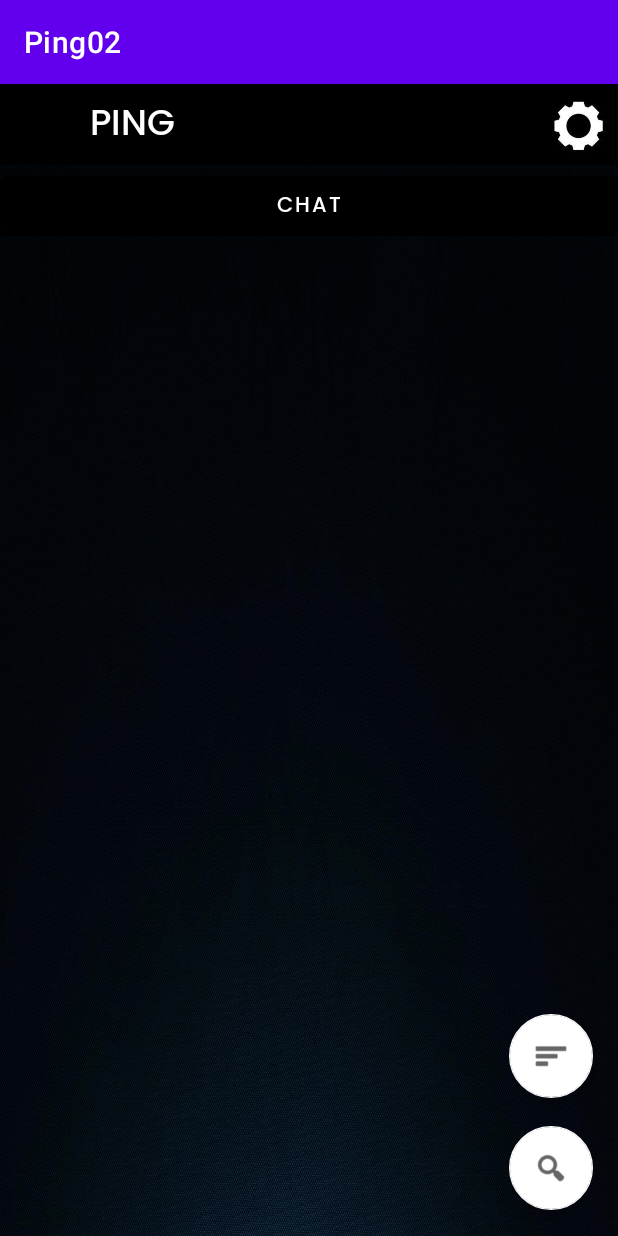
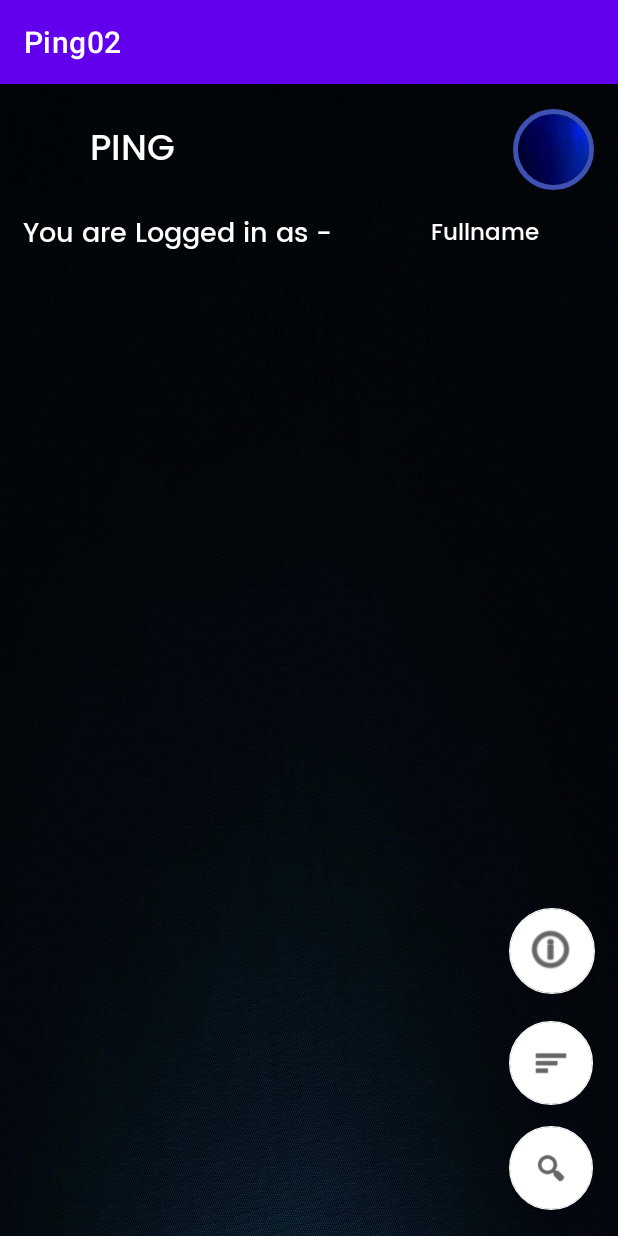
Before and after one commit to dheeraj-github24/PING, an Android app: the mainpage screen opened directly, with no data from a screen before it, on a phone screen of 412 x 824 dp. Run offline under Robolectric (Android 15) with nearby library versions, the phone set to English and light mode, and no system bars; our stand-ins replace CircleImageView, Firebase (no records; nobody signed in at launch, a user with empty details on screens opened directly); 2 statements that could not run were skipped.

Commit message:
profilepic and fullname added with chatdrawer

```diff
--- a/app/src/main/res/layout/activity_mainpage.xml
+++ b/app/src/main/res/layout/activity_mainpage.xml
@@ -7,11 +7,12 @@
     tools:context=".mainpage"
     android:background="@drawable/mainpage_bgbgbgbg">
 
+
     <TextView
         android:id="@+id/textView10"
         android:layout_width="412dp"
         android:layout_height="54dp"
-        android:background="#000000"
+        android:background="#00000000"
         android:fontFamily="@font/poppins_medium"
         android:gravity="center_vertical"
         android:paddingLeft="60dp"
@@ -20,25 +21,10 @@
         android:textSize="24sp"
         app:layout_constraintBottom_toBottomOf="parent"
         app:layout_constraintEnd_toEndOf="parent"
-        app:layout_constraintHorizontal_bias="0.0"
+        app:layout_constraintHorizontal_bias="1.0"
         app:layout_constraintStart_toStartOf="parent"
         app:layout_constraintTop_toTopOf="parent"
-        app:layout_constraintVertical_bias="0.0" />
-
-    <Button
-        android:id="@+id/chat"
-        android:layout_width="411dp"
-        android:layout_height="52dp"
-        android:fontFamily="@font/poppins_medium"
-        android:text="CHAT"
-        app:backgroundTint="#000000"
-        app:layout_constraintBottom_toBottomOf="parent"
-        app:layout_constraintEnd_toEndOf="parent"
-        app:layout_constraintHorizontal_bias="0.0"
-        app:layout_constraintStart_toStartOf="parent"
-        app:layout_constraintTop_toTopOf="@+id/textView10"
-        app:layout_constraintVertical_bias="0.077" />
-
+        app:layout_constraintVertical_bias="0.023" />
 
     <com.google.android.material.floatingactionbutton.FloatingActionButton
         android:id="@+id/floatingActionButton"
@@ -51,7 +37,7 @@
         app:layout_constraintHorizontal_bias="0.954"
         app:layout_constraintStart_toStartOf="parent"
         app:layout_constraintTop_toTopOf="@+id/textView10"
-        app:layout_constraintVertical_bias="0.976"
+        app:layout_constraintVertical_bias="0.975"
         app:srcCompat="@android:drawable/ic_menu_search" />
 
     <com.google.android.material.floatingactionbutton.FloatingActionButton
@@ -65,20 +51,83 @@
         app:layout_constraintHorizontal_bias="0.954"
         app:layout_constraintStart_toStartOf="parent"
         app:layout_constraintTop_toTopOf="@+id/textView10"
-        app:layout_constraintVertical_bias="0.871"
+        app:layout_constraintVertical_bias="0.874"
         app:srcCompat="@android:drawable/ic_menu_sort_by_size" />
 
-    <ImageView
-        android:id="@+id/settings"
-        android:layout_width="54dp"
+    <TextView
+        android:id="@+id/usernameautologin"
+        android:layout_width="177dp"
         android:layout_height="53dp"
+        android:fontFamily="@font/poppins_medium"
+        android:gravity="center"
+        android:text="Fullname"
+        android:textColor="#FFFFFF"
+        android:textSize="15sp"
         app:layout_constraintBottom_toBottomOf="parent"
         app:layout_constraintEnd_toEndOf="parent"
         app:layout_constraintHorizontal_bias="1.0"
         app:layout_constraintStart_toStartOf="parent"
         app:layout_constraintTop_toTopOf="parent"
-        app:layout_constraintVertical_bias="0.0"
-        app:srcCompat="@drawable/settings_icon" />
+        app:layout_constraintVertical_bias="0.103" />
 
+    <de.hdodenhof.circleimageview.CircleImageView
+        android:id="@+id/profilepicturechatdrawer"
+        android:layout_width="54dp"
+        android:layout_height="54dp"
+        android:src="@drawable/blue_bg"
+        app:civ_border_color="#3F51B5"
+        app:civ_border_width="3dp"
+        app:layout_constraintBottom_toBottomOf="parent"
+        app:layout_constraintCircleRadius="5dp"
+        app:layout_constraintEnd_toEndOf="parent"
+        app:layout_constraintHorizontal_bias="0.955"
+        app:layout_constraintStart_toStartOf="parent"
+        app:layout_constraintTop_toTopOf="parent"
+        app:layout_constraintVertical_bias="0.023" />
+
+    <com.google.android.material.floatingactionbutton.FloatingActionButton
+        android:id="@+id/settingsfbutton"
+        android:layout_width="57dp"
+        android:layout_height="57dp"
+        android:clickable="true"
+        app:backgroundTint="#FFFFFF"
+        app:layout_constraintBottom_toBottomOf="parent"
+        app:layout_constraintEnd_toEndOf="parent"
+        app:layout_constraintHorizontal_bias="0.957"
+        app:layout_constraintStart_toStartOf="parent"
+        app:layout_constraintTop_toTopOf="@+id/textView10"
+        app:layout_constraintVertical_bias="0.768"
+        app:maxImageSize="35dp"
+        app:srcCompat="@android:drawable/ic_menu_info_details" />
+
+    <TextView
+        android:id="@+id/textView20"
+        android:layout_width="233dp"
+        android:layout_height="53dp"
+        android:fontFamily="@font/poppins_medium"
+        android:gravity="left|center_vertical"
+        android:text="You are Logged in as - "
+        android:textColor="#FFFFFF"
+        android:textSize="18sp"
+        android:paddingLeft="15dp"
+        app:layout_constraintBottom_toBottomOf="parent"
+        app:layout_constraintEnd_toEndOf="parent"
+        app:layout_constraintHorizontal_bias="0.0"
+        app:layout_constraintStart_toStartOf="parent"
+        app:layout_constraintTop_toTopOf="parent"
+        app:layout_constraintVertical_bias="0.103" />
+
+    <ImageView
+        android:id="@+id/chatmenu"
+        android:layout_width="39dp"
+        android:layout_height="54dp"
+        app:layout_constraintBottom_toBottomOf="parent"
+        app:layout_constraintEnd_toEndOf="parent"
+        app:layout_constraintHorizontal_bias="0.0"
+        app:layout_constraintStart_toStartOf="parent"
+        app:layout_constraintTop_toTopOf="parent"
+        app:layout_constraintVertical_bias="0.023"
+        app:srcCompat="@drawable/navi"
+        tools:ignore="VectorDrawableCompat" />
 
 </androidx.constraintlayout.widget.ConstraintLayout>
```
